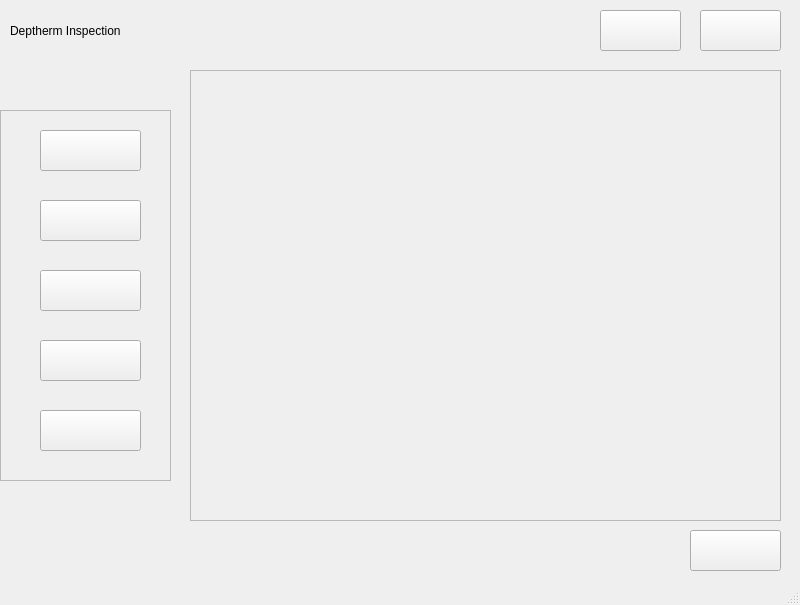
The window that src/views/inspection.ui (Jjat00/Deptherm-Inspection) describes before a commit, drawn with Qt 5.
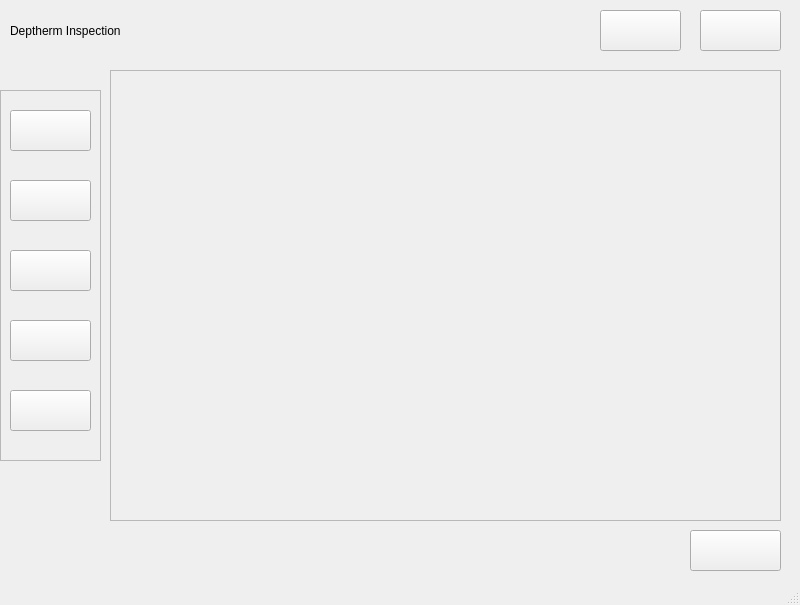
The same window after the commit.

Patch:
```diff
--- a/src/views/inspection.ui
+++ b/src/views/inspection.ui
@@ -18,8 +18,8 @@
     <property name="geometry">
      <rect>
       <x>0</x>
-      <y>110</y>
-      <width>171</width>
+      <y>90</y>
+      <width>101</width>
       <height>371</height>
      </rect>
     </property>
@@ -32,9 +32,9 @@
     <widget class="QPushButton" name="buttonInspection">
      <property name="geometry">
       <rect>
-       <x>40</x>
+       <x>10</x>
        <y>20</y>
-       <width>101</width>
+       <width>81</width>
        <height>41</height>
       </rect>
      </property>
@@ -45,9 +45,9 @@
     <widget class="QPushButton" name="buttonCalibInt">
      <property name="geometry">
       <rect>
-       <x>40</x>
+       <x>10</x>
        <y>90</y>
-       <width>101</width>
+       <width>81</width>
        <height>41</height>
       </rect>
      </property>
@@ -58,9 +58,9 @@
     <widget class="QPushButton" name="buttonCalibExt">
      <property name="geometry">
       <rect>
-       <x>40</x>
+       <x>10</x>
        <y>160</y>
-       <width>101</width>
+       <width>81</width>
        <height>41</height>
       </rect>
      </property>
@@ -71,9 +71,9 @@
     <widget class="QPushButton" name="buttonCameraFusion">
      <property name="geometry">
       <rect>
-       <x>40</x>
+       <x>10</x>
        <y>230</y>
-       <width>101</width>
+       <width>81</width>
        <height>41</height>
       </rect>
      </property>
@@ -84,9 +84,9 @@
     <widget class="QPushButton" name="pushButton_7">
      <property name="geometry">
       <rect>
-       <x>40</x>
+       <x>10</x>
        <y>300</y>
-       <width>101</width>
+       <width>81</width>
        <height>41</height>
       </rect>
      </property>
@@ -98,9 +98,9 @@
    <widget class="QFrame" name="frameWorkspace">
     <property name="geometry">
      <rect>
-      <x>190</x>
+      <x>110</x>
       <y>70</y>
-      <width>591</width>
+      <width>671</width>
       <height>451</height>
      </rect>
     </property>
@@ -113,7 +113,7 @@
     <widget class="QWidget" name="verticalLayoutWidget">
      <property name="geometry">
       <rect>
-       <x>30</x>
+       <x>70</x>
        <y>30</y>
        <width>521</width>
        <height>401</height>
```
